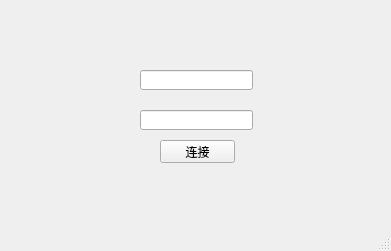
Old version of the form commons/ui/CGTW.ui in the repository lonegather/Barbarian.
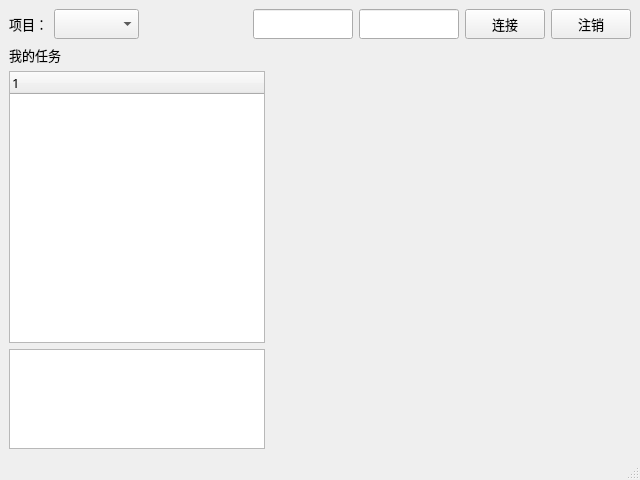
New version of the form.

The edit to the form file:
```diff
--- a/commons/ui/CGTW.ui
+++ b/commons/ui/CGTW.ui
@@ -6,70 +6,251 @@
    <rect>
     <x>0</x>
     <y>0</y>
-    <width>391</width>
-    <height>251</height>
+    <width>640</width>
+    <height>480</height>
    </rect>
   </property>
+  <property name="minimumSize">
+   <size>
+    <width>640</width>
+    <height>480</height>
+   </size>
+  </property>
   <property name="windowTitle">
    <string>MainWindow</string>
   </property>
   <widget class="QWidget" name="centralwidget">
-   <widget class="QLineEdit" name="CGTWLEUsername">
-    <property name="geometry">
-     <rect>
-      <x>140</x>
-      <y>70</y>
-      <width>113</width>
-      <height>20</height>
-     </rect>
-    </property>
-   </widget>
-   <widget class="QLineEdit" name="CGTWLEPassword">
-    <property name="geometry">
-     <rect>
-      <x>140</x>
-      <y>110</y>
-      <width>113</width>
-      <height>20</height>
-     </rect>
-    </property>
-   </widget>
-   <widget class="QPushButton" name="CGTWBtnConnect">
-    <property name="geometry">
-     <rect>
-      <x>160</x>
-      <y>140</y>
-      <width>75</width>
-      <height>23</height>
-     </rect>
-    </property>
-    <property name="text">
-     <string>连接</string>
-    </property>
-   </widget>
-   <widget class="QLabel" name="CGTWLBLUser">
-    <property name="geometry">
-     <rect>
-      <x>170</x>
-      <y>30</y>
-      <width>54</width>
-      <height>12</height>
-     </rect>
-    </property>
-    <property name="text">
-     <string/>
-    </property>
-   </widget>
-  </widget>
-  <widget class="QMenuBar" name="menubar">
-   <property name="geometry">
-    <rect>
-     <x>0</x>
-     <y>0</y>
-     <width>391</width>
-     <height>23</height>
-    </rect>
-   </property>
+   <layout class="QVBoxLayout" name="verticalLayout_2" stretch="0,1">
+    <item>
+     <layout class="QHBoxLayout" name="horizontalLayout">
+      <item>
+       <widget class="QLabel" name="label">
+        <property name="sizePolicy">
+         <sizepolicy hsizetype="Minimum" vsizetype="Preferred">
+          <horstretch>0</horstretch>
+          <verstretch>0</verstretch>
+         </sizepolicy>
+        </property>
+        <property name="maximumSize">
+         <size>
+          <width>50</width>
+          <height>16777215</height>
+         </size>
+        </property>
+        <property name="font">
+         <font>
+          <family>微软雅黑</family>
+          <pointsize>10</pointsize>
+         </font>
+        </property>
+        <property name="text">
+         <string>项目：</string>
+        </property>
+       </widget>
+      </item>
+      <item>
+       <widget class="QComboBox" name="CGTWCBProject">
+        <property name="sizePolicy">
+         <sizepolicy hsizetype="Minimum" vsizetype="Fixed">
+          <horstretch>0</horstretch>
+          <verstretch>0</verstretch>
+         </sizepolicy>
+        </property>
+        <property name="minimumSize">
+         <size>
+          <width>85</width>
+          <height>30</height>
+         </size>
+        </property>
+        <property name="font">
+         <font>
+          <family>微软雅黑</family>
+          <pointsize>10</pointsize>
+         </font>
+        </property>
+       </widget>
+      </item>
+      <item>
+       <widget class="QLabel" name="CGTWLBLUser">
+        <property name="sizePolicy">
+         <sizepolicy hsizetype="Expanding" vsizetype="Preferred">
+          <horstretch>0</horstretch>
+          <verstretch>0</verstretch>
+         </sizepolicy>
+        </property>
+        <property name="font">
+         <font>
+          <family>微软雅黑</family>
+          <pointsize>10</pointsize>
+         </font>
+        </property>
+        <property name="text">
+         <string/>
+        </property>
+        <property name="alignment">
+         <set>Qt::AlignRight|Qt::AlignTrailing|Qt::AlignVCenter</set>
+        </property>
+       </widget>
+      </item>
+      <item>
+       <widget class="QLineEdit" name="CGTWLEUsername">
+        <property name="sizePolicy">
+         <sizepolicy hsizetype="Minimum" vsizetype="Fixed">
+          <horstretch>0</horstretch>
+          <verstretch>0</verstretch>
+         </sizepolicy>
+        </property>
+        <property name="minimumSize">
+         <size>
+          <width>100</width>
+          <height>30</height>
+         </size>
+        </property>
+        <property name="maximumSize">
+         <size>
+          <width>100</width>
+          <height>16777215</height>
+         </size>
+        </property>
+        <property name="alignment">
+         <set>Qt::AlignCenter</set>
+        </property>
+       </widget>
+      </item>
+      <item>
+       <widget class="QLineEdit" name="CGTWLEPassword">
+        <property name="sizePolicy">
+         <sizepolicy hsizetype="Minimum" vsizetype="Fixed">
+          <horstretch>0</horstretch>
+          <verstretch>0</verstretch>
+         </sizepolicy>
+        </property>
+        <property name="minimumSize">
+         <size>
+          <width>100</width>
+          <height>30</height>
+         </size>
+        </property>
+        <property name="maximumSize">
+         <size>
+          <width>100</width>
+          <height>16777215</height>
+         </size>
+        </property>
+        <property name="alignment">
+         <set>Qt::AlignCenter</set>
+        </property>
+       </widget>
+      </item>
+      <item>
+       <widget class="QPushButton" name="CGTWBtnConnect">
+        <property name="sizePolicy">
+         <sizepolicy hsizetype="Minimum" vsizetype="Fixed">
+          <horstretch>0</horstretch>
+          <verstretch>0</verstretch>
+         </sizepolicy>
+        </property>
+        <property name="minimumSize">
+         <size>
+          <width>80</width>
+          <height>30</height>
+         </size>
+        </property>
+        <property name="font">
+         <font>
+          <family>微软雅黑</family>
+          <pointsize>10</pointsize>
+         </font>
+        </property>
+        <property name="text">
+         <string>连接</string>
+        </property>
+       </widget>
+      </item>
+      <item>
+       <widget class="QPushButton" name="CGTWLEDeregister">
+        <property name="minimumSize">
+         <size>
+          <width>80</width>
+          <height>30</height>
+         </size>
+        </property>
+        <property name="font">
+         <font>
+          <family>微软雅黑</family>
+          <pointsize>10</pointsize>
+         </font>
+        </property>
+        <property name="text">
+         <string>注销</string>
+        </property>
+       </widget>
+      </item>
+     </layout>
+    </item>
+    <item>
+     <layout class="QHBoxLayout" name="horizontalLayout_2" stretch="0,1">
+      <item>
+       <layout class="QVBoxLayout" name="verticalLayout">
+        <item>
+         <widget class="QLabel" name="label_2">
+          <property name="font">
+           <font>
+            <family>微软雅黑</family>
+            <pointsize>10</pointsize>
+           </font>
+          </property>
+          <property name="text">
+           <string>我的任务</string>
+          </property>
+         </widget>
+        </item>
+        <item>
+         <widget class="QTreeWidget" name="CGTWTWTask">
+          <property name="font">
+           <font>
+            <family>微软雅黑</family>
+            <pointsize>10</pointsize>
+           </font>
+          </property>
+         </widget>
+        </item>
+        <item>
+         <widget class="QTextEdit" name="CGTWTEInfo">
+          <property name="sizePolicy">
+           <sizepolicy hsizetype="Expanding" vsizetype="Minimum">
+            <horstretch>0</horstretch>
+            <verstretch>0</verstretch>
+           </sizepolicy>
+          </property>
+          <property name="maximumSize">
+           <size>
+            <width>16777215</width>
+            <height>100</height>
+           </size>
+          </property>
+          <property name="font">
+           <font>
+            <family>微软雅黑</family>
+            <pointsize>10</pointsize>
+           </font>
+          </property>
+          <property name="lineWrapMode">
+           <enum>QTextEdit::NoWrap</enum>
+          </property>
+          <property name="readOnly">
+           <bool>true</bool>
+          </property>
+         </widget>
+        </item>
+       </layout>
+      </item>
+      <item>
+       <widget class="QWidget" name="CGTWPyblish" native="true"/>
+      </item>
+     </layout>
+    </item>
+   </layout>
   </widget>
   <widget class="QStatusBar" name="statusbar"/>
  </widget>
```
Left out of the diff: 2 changed lines with no effect on the pictures.
